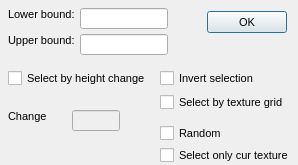
First picture: the form in qteditor/ui/selectrange_dialog.ui, repository DescentNetwork/Descent3, before the edit.
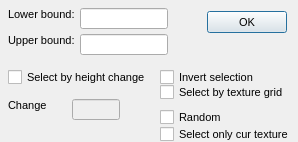
Second picture: the form after the edit.

Diff of the .ui file:
```diff
--- a/qteditor/ui/selectrange_dialog.ui
+++ b/qteditor/ui/selectrange_dialog.ui
@@ -7,7 +7,7 @@
         <x>0</x>
         <y>0</y>
         <width>298</width>
-        <height>165</height>
+        <height>142</height>
       </rect>
     </property>
     <property name="windowTitle">
@@ -30,13 +30,13 @@
     <property name="minimumSize">
       <size>
         <width>298</width>
-        <height>165</height>
+        <height>142</height>
       </size>
     </property>
     <property name="maximumSize">
       <size>
         <width>298</width>
-        <height>165</height>
+        <height>142</height>
       </size>
     </property>
     <widget class="QLabel" name="IDC_STATIC">
@@ -146,7 +146,7 @@
           <x>8</x>
           <y>69</y>
           <width>149</width>
-          <height>19</height>
+          <height>16</height>
         </rect>
       </property>
       <property name="text">
@@ -165,7 +165,7 @@
           <x>160</x>
           <y>69</y>
           <width>104</width>
-          <height>19</height>
+          <height>16</height>
         </rect>
       </property>
       <property name="text">
@@ -182,9 +182,9 @@
       <property name="geometry">
         <rect>
           <x>160</x>
-          <y>93</y>
+          <y>85</y>
           <width>128</width>
-          <height>19</height>
+          <height>15</height>
         </rect>
       </property>
       <property name="text">
@@ -201,7 +201,7 @@
       <property name="geometry">
         <rect>
           <x>8</x>
-          <y>110</y>
+          <y>99</y>
           <width>64</width>
           <height>16</height>
         </rect>
@@ -223,7 +223,7 @@
       <property name="geometry">
         <rect>
           <x>72</x>
-          <y>110</y>
+          <y>99</y>
           <width>48</width>
           <height>21</height>
         </rect>
@@ -239,9 +239,9 @@
       <property name="geometry">
         <rect>
           <x>160</x>
-          <y>124</y>
+          <y>109</y>
           <width>96</width>
-          <height>19</height>
+          <height>16</height>
         </rect>
       </property>
       <property name="text">
@@ -258,9 +258,9 @@
       <property name="geometry">
         <rect>
           <x>160</x>
-          <y>146</y>
+          <y>127</y>
           <width>136</width>
-          <height>19</height>
+          <height>15</height>
         </rect>
       </property>
       <property name="text">
```
Left out of the diff: 2 changed lines with no effect on the pictures.
